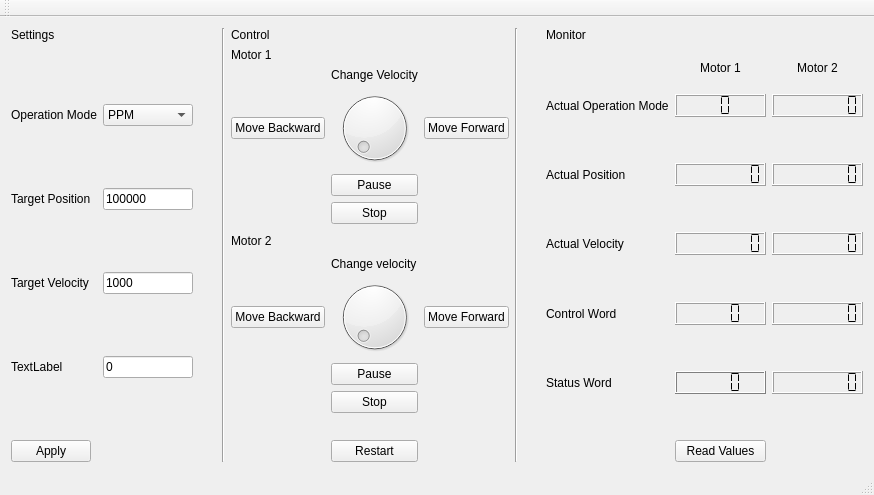
First picture: the form in epos3.ui, repository Fresher-Chen/EPOS, before the edit.
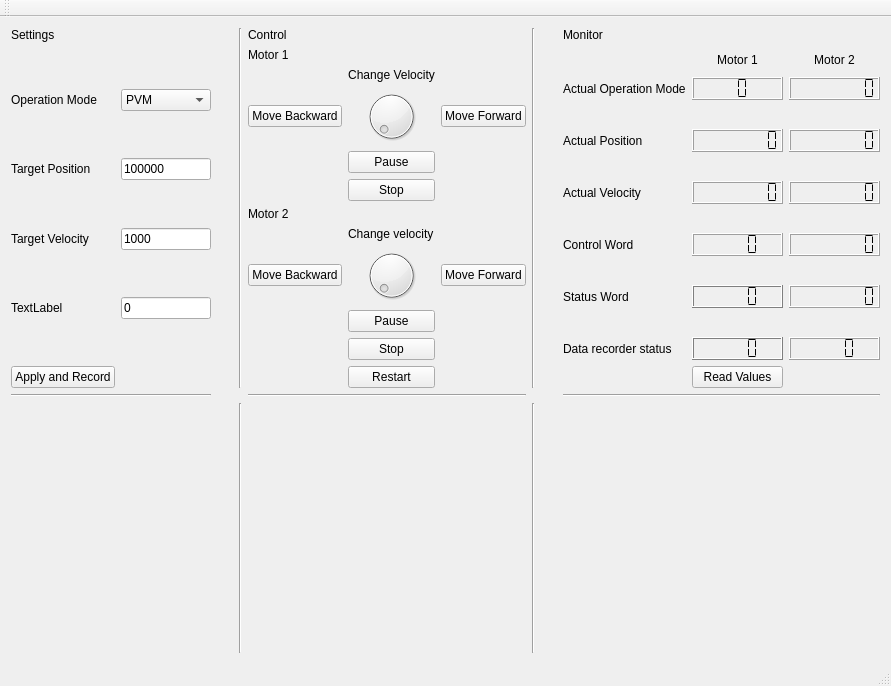
Second picture: the form after the edit. Custom widgets are drawn as their Qt base class.

Commit message: including ploting and data recording

What changed in the file:
```diff
--- a/epos3.ui
+++ b/epos3.ui
@@ -6,162 +6,26 @@
    <rect>
     <x>0</x>
     <y>0</y>
-    <width>874</width>
-    <height>495</height>
+    <width>891</width>
+    <height>686</height>
    </rect>
   </property>
   <property name="windowTitle">
    <string>epos3</string>
   </property>
   <widget class="QWidget" name="centralWidget">
-   <layout class="QHBoxLayout" name="horizontalLayout_6">
-    <item>
-     <layout class="QFormLayout" name="formLayout_9">
-      <item row="0" column="0">
-       <widget class="QLabel" name="label">
-        <property name="text">
-         <string>Settings</string>
-        </property>
-       </widget>
-      </item>
-      <item row="1" column="0">
-       <spacer name="verticalSpacer">
-        <property name="orientation">
-         <enum>Qt::Vertical</enum>
-        </property>
-        <property name="sizeHint" stdset="0">
-         <size>
-          <width>20</width>
-          <height>40</height>
-         </size>
-        </property>
-       </spacer>
-      </item>
-      <item row="2" column="0">
-       <widget class="QLabel" name="label_4">
-        <property name="text">
-         <string>Operation Mode</string>
-        </property>
-       </widget>
-      </item>
-      <item row="2" column="1">
-       <widget class="QComboBox" name="comboBox">
-        <item>
-         <property name="text">
-          <string>PPM</string>
-         </property>
-        </item>
-        <item>
-         <property name="text">
-          <string>PVM</string>
-         </property>
-        </item>
-       </widget>
-      </item>
-      <item row="3" column="0">
-       <spacer name="verticalSpacer_2">
-        <property name="orientation">
-         <enum>Qt::Vertical</enum>
-        </property>
-        <property name="sizeHint" stdset="0">
-         <size>
-          <width>20</width>
-          <height>40</height>
-         </size>
-        </property>
-       </spacer>
-      </item>
-      <item row="4" column="0">
-       <widget class="QLabel" name="label_6">
-        <property name="text">
-         <string>Target Position</string>
-        </property>
-       </widget>
-      </item>
-      <item row="5" column="0">
-       <spacer name="verticalSpacer_3">
-        <property name="orientation">
-         <enum>Qt::Vertical</enum>
-        </property>
-        <property name="sizeHint" stdset="0">
-         <size>
-          <width>20</width>
-          <height>40</height>
-         </size>
-        </property>
-       </spacer>
-      </item>
-      <item row="6" column="0">
-       <widget class="QLabel" name="label_5">
-        <property name="text">
-         <string>Target Velocity</string>
-        </property>
-       </widget>
-      </item>
-      <item row="7" column="0">
-       <spacer name="verticalSpacer_4">
-        <property name="orientation">
-         <enum>Qt::Vertical</enum>
-        </property>
-        <property name="sizeHint" stdset="0">
-         <size>
-          <width>20</width>
-          <height>40</height>
-         </size>
-        </property>
-       </spacer>
-      </item>
-      <item row="8" column="0">
-       <widget class="QLabel" name="label_7">
-        <property name="text">
-         <string>TextLabel</string>
-        </property>
-       </widget>
-      </item>
-      <item row="4" column="1">
-       <widget class="QLineEdit" name="lineEdit">
-        <property name="text">
-         <string>100000</string>
-        </property>
-       </widget>
-      </item>
-      <item row="6" column="1">
-       <widget class="QLineEdit" name="lineEdit_2">
-        <property name="text">
-         <string>1000</string>
-        </property>
-       </widget>
-      </item>
-      <item row="8" column="1">
-       <widget class="QLineEdit" name="lineEdit_3">
-        <property name="text">
-         <string>0</string>
-        </property>
-       </widget>
-      </item>
-      <item row="10" column="0">
-       <widget class="QPushButton" name="pushButton_10">
-        <property name="text">
-         <string>Apply</string>
-        </property>
-       </widget>
-      </item>
-      <item row="9" column="0">
-       <spacer name="verticalSpacer_12">
-        <property name="orientation">
-         <enum>Qt::Vertical</enum>
-        </property>
-        <property name="sizeHint" stdset="0">
-         <size>
-          <width>20</width>
-          <height>40</height>
-         </size>
-        </property>
-       </spacer>
-      </item>
-     </layout>
+   <layout class="QGridLayout" name="gridLayout">
+    <item row="2" column="6">
+     <widget class="QCustomPlot" name="widget" native="true">
+      <property name="minimumSize">
+       <size>
+        <width>250</width>
+        <height>250</height>
+       </size>
+      </property>
+     </widget>
     </item>
-    <item>
+    <item row="0" column="1">
      <spacer name="horizontalSpacer">
       <property name="orientation">
        <enum>Qt::Horizontal</enum>
@@ -174,14 +38,7 @@
       </property>
      </spacer>
     </item>
-    <item>
-     <widget class="Line" name="line">
-      <property name="orientation">
-       <enum>Qt::Vertical</enum>
-      </property>
-     </widget>
-    </item>
-    <item>
+    <item row="0" column="3">
      <layout class="QGridLayout" name="gridLayout_7">
       <item row="9" column="2">
        <widget class="QPushButton" name="pushButton_7">
@@ -321,14 +178,167 @@
       </item>
      </layout>
     </item>
-    <item>
+    <item row="0" column="2">
+     <widget class="Line" name="line">
+      <property name="orientation">
+       <enum>Qt::Vertical</enum>
+      </property>
+     </widget>
+    </item>
+    <item row="0" column="0">
+     <layout class="QFormLayout" name="formLayout_9">
+      <item row="0" column="0">
+       <widget class="QLabel" name="label">
+        <property name="text">
+         <string>Settings</string>
+        </property>
+       </widget>
+      </item>
+      <item row="1" column="0">
+       <spacer name="verticalSpacer">
+        <property name="orientation">
+         <enum>Qt::Vertical</enum>
+        </property>
+        <property name="sizeHint" stdset="0">
+         <size>
+          <width>20</width>
+          <height>40</height>
+         </size>
+        </property>
+       </spacer>
+      </item>
+      <item row="2" column="0">
+       <widget class="QLabel" name="label_4">
+        <property name="text">
+         <string>Operation Mode</string>
+        </property>
+       </widget>
+      </item>
+      <item row="2" column="1">
+       <widget class="QComboBox" name="comboBox">
+        <item>
+         <property name="text">
+          <string>PVM</string>
+         </property>
+        </item>
+        <item>
+         <property name="text">
+          <string>PPM</string>
+         </property>
+        </item>
+       </widget>
+      </item>
+      <item row="3" column="0">
+       <spacer name="verticalSpacer_2">
+        <property name="orientation">
+         <enum>Qt::Vertical</enum>
+        </property>
+        <property name="sizeHint" stdset="0">
+         <size>
+          <width>20</width>
+          <height>40</height>
+         </size>
+        </property>
+       </spacer>
+      </item>
+      <item row="4" column="0">
+       <widget class="QLabel" name="label_6">
+        <property name="text">
+         <string>Target Position</string>
+        </property>
+       </widget>
+      </item>
+      <item row="5" column="0">
+       <spacer name="verticalSpacer_3">
+        <property name="orientation">
+         <enum>Qt::Vertical</enum>
+        </property>
+        <property name="sizeHint" stdset="0">
+         <size>
+          <width>20</width>
+          <height>40</height>
+         </size>
+        </property>
+       </spacer>
+      </item>
+      <item row="6" column="0">
+       <widget class="QLabel" name="label_5">
+        <property name="text">
+         <string>Target Velocity</string>
+        </property>
+       </widget>
+      </item>
+      <item row="7" column="0">
+       <spacer name="verticalSpacer_4">
+        <property name="orientation">
+         <enum>Qt::Vertical</enum>
+        </property>
+        <property name="sizeHint" stdset="0">
+         <size>
+          <width>20</width>
+          <height>40</height>
+         </size>
+        </property>
+       </spacer>
+      </item>
+      <item row="8" column="0">
+       <widget class="QLabel" name="label_7">
+        <property name="text">
+         <string>TextLabel</string>
+        </property>
+       </widget>
+      </item>
+      <item row="4" column="1">
+       <widget class="QLineEdit" name="lineEdit">
+        <property name="text">
+         <string>100000</string>
+        </property>
+       </widget>
+      </item>
+      <item row="6" column="1">
+       <widget class="QLineEdit" name="lineEdit_2">
+        <property name="text">
+         <string>1000</string>
+        </property>
+       </widget>
+      </item>
+      <item row="8" column="1">
+       <widget class="QLineEdit" name="lineEdit_3">
+        <property name="text">
+         <string>0</string>
+        </property>
+       </widget>
+      </item>
+      <item row="10" column="0">
+       <widget class="QPushButton" name="pushButton_10">
+        <property name="text">
+         <string>Apply and Record</string>
+        </property>
+       </widget>
+      </item>
+      <item row="9" column="0">
+       <spacer name="verticalSpacer_12">
+        <property name="orientation">
+         <enum>Qt::Vertical</enum>
+        </property>
+        <property name="sizeHint" stdset="0">
+         <size>
+          <width>20</width>
+          <height>40</height>
+         </size>
+        </property>
+       </spacer>
+      </item>
+     </layout>
+    </item>
+    <item row="0" column="4">
      <widget class="Line" name="line_2">
       <property name="orientation">
        <enum>Qt::Vertical</enum>
       </property>
      </widget>
     </item>
-    <item>
+    <item row="0" column="5">
      <spacer name="horizontalSpacer_2">
       <property name="orientation">
        <enum>Qt::Horizontal</enum>
@@ -341,8 +351,22 @@
       </property>
      </spacer>
     </item>
-    <item>
+    <item row="0" column="6">
      <layout class="QGridLayout" name="gridLayout_8">
+      <item row="12" column="0">
+       <widget class="QLabel" name="label_19">
+        <property name="text">
+         <string>Data recorder status</string>
+        </property>
+       </widget>
+      </item>
+      <item row="0" column="0">
+       <widget class="QLabel" name="label_3">
+        <property name="text">
+         <string>Monitor</string>
+        </property>
+       </widget>
+      </item>
       <item row="2" column="2">
        <widget class="QLCDNumber" name="lcdNumber_6">
         <property name="frameShape">
@@ -904,6 +928,25 @@
         </property>
        </spacer>
       </item>
+      <item row="4" column="1">
+       <widget class="QLCDNumber" name="lcdNumber_4">
+        <property name="font">
+         <font>
+          <family>Monospace</family>
+          <pointsize>12</pointsize>
+         </font>
+        </property>
+        <property name="digitCount">
+         <number>8</number>
+        </property>
+        <property name="mode">
+         <enum>QLCDNumber::Dec</enum>
+        </property>
+        <property name="segmentStyle">
+         <enum>QLCDNumber::Flat</enum>
+        </property>
+       </widget>
+      </item>
       <item row="6" column="1">
        <widget class="QLCDNumber" name="lcdNumber_3">
         <property name="font">
@@ -936,22 +979,17 @@
         </property>
        </spacer>
       </item>
-      <item row="4" column="1">
-       <widget class="QLCDNumber" name="lcdNumber_4">
-        <property name="font">
-         <font>
-          <family>Monospace</family>
-          <pointsize>12</pointsize>
-         </font>
+      <item row="6" column="0">
+       <widget class="QLabel" name="label_12">
+        <property name="text">
+         <string>Actual Velocity</string>
         </property>
-        <property name="digitCount">
-         <number>8</number>
-        </property>
-        <property name="mode">
-         <enum>QLCDNumber::Dec</enum>
-        </property>
-        <property name="segmentStyle">
-         <enum>QLCDNumber::Flat</enum>
+       </widget>
+      </item>
+      <item row="4" column="0">
+       <widget class="QLabel" name="label_11">
+        <property name="text">
+         <string>Actual Position</string>
         </property>
        </widget>
       </item>
@@ -989,13 +1027,6 @@
         </property>
        </widget>
       </item>
-      <item row="6" column="0">
-       <widget class="QLabel" name="label_12">
-        <property name="text">
-         <string>Actual Velocity</string>
-        </property>
-       </widget>
-      </item>
       <item row="7" column="0">
        <spacer name="verticalSpacer_8">
         <property name="orientation">
@@ -1009,13 +1040,6 @@
         </property>
        </spacer>
       </item>
-      <item row="4" column="0">
-       <widget class="QLabel" name="label_11">
-        <property name="text">
-         <string>Actual Position</string>
-        </property>
-       </widget>
-      </item>
       <item row="9" column="0">
        <spacer name="verticalSpacer_9">
         <property name="orientation">
@@ -1036,13 +1060,6 @@
         </property>
        </widget>
       </item>
-      <item row="0" column="0">
-       <widget class="QLabel" name="label_3">
-        <property name="text">
-         <string>Monitor</string>
-        </property>
-       </widget>
-      </item>
       <item row="3" column="0">
        <spacer name="verticalSpacer_6">
         <property name="orientation">
@@ -1063,13 +1080,6 @@
         </property>
        </widget>
       </item>
-      <item row="12" column="1">
-       <widget class="QPushButton" name="pushButton_11">
-        <property name="text">
-         <string>Read Values</string>
-        </property>
-       </widget>
-      </item>
       <item row="11" column="1">
        <spacer name="verticalSpacer_13">
         <property name="orientation">
@@ -1083,8 +1093,501 @@
         </property>
        </spacer>
       </item>
+      <item row="13" column="1">
+       <widget class="QPushButton" name="pushButton_11">
+        <property name="text">
+         <string>Read Values</string>
+        </property>
+       </widget>
+      </item>
+      <item row="12" column="2">
+       <widget class="QLCDNumber" name="lcdNumber_12">
+        <property name="font">
+         <font>
+          <family>Monospace</family>
+         </font>
+        </property>
+        <property name="digitCount">
+         <number>4</number>
+        </property>
+        <property name="mode">
+         <enum>QLCDNumber::Hex</enum>
+        </property>
+        <property name="segmentStyle">
+         <enum>QLCDNumber::Flat</enum>
+        </property>
+       </widget>
+      </item>
+      <item row="12" column="1">
+       <widget class="QLCDNumber" name="lcdNumber_11">
+        <property name="palette">
+         <palette>
+          <active>
+           <colorrole role="WindowText">
+            <brush brushstyle="SolidPattern">
+             <color alpha="255">
+              <red>0</red>
+              <green>0</green>
+              <blue>0</blue>
+             </color>
+            </brush>
+           </colorrole>
+           <colorrole role="Button">
+            <brush brushstyle="SolidPattern">
+             <color alpha="255">
+              <red>255</red>
+              <green>255</green>
+              <blue>255</blue>
+             </color>
+            </brush>
+           </colorrole>
+           <colorrole role="Light">
+            <brush brushstyle="SolidPattern">
+             <color alpha="255">
+              <red>255</red>
+              <green>255</green>
+              <blue>255</blue>
+             </color>
+            </brush>
+           </colorrole>
+           <colorrole role="Midlight">
+            <brush brushstyle="SolidPattern">
+             <color alpha="255">
+              <red>255</red>
+              <green>255</green>
+              <blue>255</blue>
+             </color>
+            </brush>
+           </colorrole>
+           <colorrole role="Dark">
+            <brush brushstyle="SolidPattern">
+             <color alpha="255">
+              <red>127</red>
+              <green>127</green>
+              <blue>127</blue>
+             </color>
+            </brush>
+           </colorrole>
+           <colorrole role="Mid">
+            <brush brushstyle="SolidPattern">
+             <color alpha="255">
+              <red>170</red>
+              <green>170</green>
+              <blue>170</blue>
+             </color>
+            </brush>
+           </colorrole>
+           <colorrole role="Text">
+            <brush brushstyle="SolidPattern">
+             <color alpha="255">
+              <red>0</red>
+              <green>0</green>
+              <blue>0</blue>
+             </color>
+            </brush>
+           </colorrole>
+           <colorrole role="BrightText">
+            <brush brushstyle="SolidPattern">
+             <color alpha="255">
+              <red>255</red>
+              <green>255</green>
+              <blue>255</blue>
+             </color>
+            </brush>
+           </colorrole>
+           <colorrole role="ButtonText">
+            <brush brushstyle="SolidPattern">
+             <color alpha="255">
+              <red>0</red>
+              <green>0</green>
+              <blue>0</blue>
+             </color>
+            </brush>
+           </colorrole>
+           <colorrole role="Base">
+            <brush brushstyle="SolidPattern">
+             <color alpha="255">
+              <red>255</red>
+              <green>255</green>
+              <blue>255</blue>
+             </color>
+            </brush>
+           </colorrole>
+           <colorrole role="Window">
+            <brush brushstyle="SolidPattern">
+             <color alpha="255">
+              <red>255</red>
+              <green>255</green>
+              <blue>255</blue>
+             </color>
+            </brush>
+           </colorrole>
+           <colorrole role="Shadow">
+            <brush brushstyle="SolidPattern">
+             <color alpha="255">
+              <red>0</red>
+              <green>0</green>
+              <blue>0</blue>
+             </color>
+            </brush>
+           </colorrole>
+           <colorrole role="AlternateBase">
+            <brush brushstyle="SolidPattern">
+             <color alpha="255">
+              <red>255</red>
+              <green>255</green>
+              <blue>255</blue>
+             </color>
+            </brush>
+           </colorrole>
+           <colorrole role="ToolTipBase">
+            <brush brushstyle="SolidPattern">
+             <color alpha="255">
+              <red>255</red>
+              <green>255</green>
+              <blue>220</blue>
+             </color>
+            </brush>
+           </colorrole>
+           <colorrole role="ToolTipText">
+            <brush brushstyle="SolidPattern">
+             <color alpha="255">
+              <red>0</red>
+              <green>0</green>
+              <blue>0</blue>
+             </color>
+            </brush>
+           </colorrole>
+          </active>
+          <inactive>
+           <colorrole role="WindowText">
+            <brush brushstyle="SolidPattern">
+             <color alpha="255">
+              <red>0</red>
+              <green>0</green>
+              <blue>0</blue>
+             </color>
+            </brush>
+           </colorrole>
+           <colorrole role="Button">
+            <brush brushstyle="SolidPattern">
+             <color alpha="255">
+              <red>255</red>
+              <green>255</green>
+              <blue>255</blue>
+             </color>
+            </brush>
+           </colorrole>
+           <colorrole role="Light">
+            <brush brushstyle="SolidPattern">
+             <color alpha="255">
+              <red>255</red>
+              <green>255</green>
+              <blue>255</blue>
+             </color>
+            </brush>
+           </colorrole>
+           <colorrole role="Midlight">
+            <brush brushstyle="SolidPattern">
+             <color alpha="255">
+              <red>255</red>
+              <green>255</green>
+              <blue>255</blue>
+             </color>
+            </brush>
+           </colorrole>
+           <colorrole role="Dark">
+            <brush brushstyle="SolidPattern">
+             <color alpha="255">
+              <red>127</red>
+              <green>127</green>
+              <blue>127</blue>
+             </color>
+            </brush>
+           </colorrole>
+           <colorrole role="Mid">
+            <brush brushstyle="SolidPattern">
+             <color alpha="255">
+              <red>170</red>
+              <green>170</green>
+              <blue>170</blue>
+             </color>
+            </brush>
+           </colorrole>
+           <colorrole role="Text">
+            <brush brushstyle="SolidPattern">
+             <color alpha="255">
+              <red>0</red>
+              <green>0</green>
+              <blue>0</blue>
+             </color>
+            </brush>
+           </colorrole>
+           <colorrole role="BrightText">
+            <brush brushstyle="SolidPattern">
+             <color alpha="255">
+              <red>255</red>
+              <green>255</green>
+              <blue>255</blue>
+             </color>
+            </brush>
+           </colorrole>
+           <colorrole role="ButtonText">
+            <brush brushstyle="SolidPattern">
+             <color alpha="255">
+              <red>0</red>
+              <green>0</green>
+              <blue>0</blue>
+             </color>
+            </brush>
+           </colorrole>
+           <colorrole role="Base">
+            <brush brushstyle="SolidPattern">
+             <color alpha="255">
+              <red>255</red>
+              <green>255</green>
+              <blue>255</blue>
+             </color>
+            </brush>
+           </colorrole>
+           <colorrole role="Window">
+            <brush brushstyle="SolidPattern">
+             <color alpha="255">
+              <red>255</red>
+              <green>255</green>
+              <blue>255</blue>
+             </color>
+            </brush>
+           </colorrole>
+           <colorrole role="Shadow">
+            <brush brushstyle="SolidPattern">
+             <color alpha="255">
+              <red>0</red>
+              <green>0</green>
+              <blue>0</blue>
+             </color>
+            </brush>
+           </colorrole>
+           <colorrole role="AlternateBase">
+            <brush brushstyle="SolidPattern">
+             <color alpha="255">
+              <red>255</red>
+              <green>255</green>
+              <blue>255</blue>
+             </color>
+            </brush>
+           </colorrole>
+           <colorrole role="ToolTipBase">
+            <brush brushstyle="SolidPattern">
+             <color alpha="255">
+              <red>255</red>
+              <green>255</green>
+              <blue>220</blue>
+             </color>
+            </brush>
+           </colorrole>
+           <colorrole role="ToolTipText">
+            <brush brushstyle="SolidPattern">
+             <color alpha="255">
+              <red>0</red>
+              <green>0</green>
+              <blue>0</blue>
+             </color>
+            </brush>
+           </colorrole>
+          </inactive>
+          <disabled>
+           <colorrole role="WindowText">
+            <brush brushstyle="SolidPattern">
+             <color alpha="255">
+              <red>127</red>
+              <green>127</green>
+              <blue>127</blue>
+             </color>
+            </brush>
+           </colorrole>
+           <colorrole role="Button">
+            <brush brushstyle="SolidPattern">
+             <color alpha="255">
+              <red>255</red>
+              <green>255</green>
+              <blue>255</blue>
+             </color>
+            </brush>
+           </colorrole>
+           <colorrole role="Light">
+            <brush brushstyle="SolidPattern">
+             <color alpha="255">
+              <red>255</red>
+              <green>255</green>
+              <blue>255</blue>
+             </color>
+            </brush>
+           </colorrole>
+           <colorrole role="Midlight">
+            <brush brushstyle="SolidPattern">
+             <color alpha="255">
+              <red>255</red>
+              <green>255</green>
+              <blue>255</blue>
+             </color>
+            </brush>
+           </colorrole>
+           <colorrole role="Dark">
+            <brush brushstyle="SolidPattern">
+             <color alpha="255">
+              <red>127</red>
+              <green>127</green>
+              <blue>127</blue>
+             </color>
+            </brush>
+           </colorrole>
+           <colorrole role="Mid">
+            <brush brushstyle="SolidPattern">
+             <color alpha="255">
+              <red>170</red>
+              <green>170</green>
+              <blue>170</blue>
+             </color>
+            </brush>
+           </colorrole>
+           <colorrole role="Text">
+            <brush brushstyle="SolidPattern">
+             <color alpha="255">
+              <red>127</red>
+              <green>127</green>
+              <blue>127</blue>
+             </color>
+            </brush>
+           </colorrole>
+           <colorrole role="BrightText">
+            <brush brushstyle="SolidPattern">
+             <color alpha="255">
+              <red>255</red>
+              <green>255</green>
+              <blue>255</blue>
+             </color>
+            </brush>
+           </colorrole>
+           <colorrole role="ButtonText">
+            <brush brushstyle="SolidPattern">
+             <color alpha="255">
+              <red>127</red>
+              <green>127</green>
+              <blue>127</blue>
+             </color>
+            </brush>
+           </colorrole>
+           <colorrole role="Base">
+            <brush brushstyle="SolidPattern">
+             <color alpha="255">
+              <red>255</red>
+              <green>255</green>
+              <blue>255</blue>
+             </color>
+            </brush>
+           </colorrole>
+           <colorrole role="Window">
+            <brush brushstyle="SolidPattern">
+             <color alpha="255">
+              <red>255</red>
+              <green>255</green>
+              <blue>255</blue>
+             </color>
+            </brush>
+           </colorrole>
+           <colorrole role="Shadow">
+            <brush brushstyle="SolidPattern">
+             <color alpha="255">
+              <red>0</red>
+              <green>0</green>
+              <blue>0</blue>
+             </color>
+            </brush>
+           </colorrole>
+           <colorrole role="AlternateBase">
+            <brush brushstyle="SolidPattern">
+             <color alpha="255">
+              <red>255</red>
+              <green>255</green>
+              <blue>255</blue>
+             </color>
+            </brush>
+           </colorrole>
+           <colorrole role="ToolTipBase">
+            <brush brushstyle="SolidPattern">
+             <color alpha="255">
+              <red>255</red>
+              <green>255</green>
+              <blue>220</blue>
+             </color>
+            </brush>
+           </colorrole>
+           <colorrole role="ToolTipText">
+            <brush brushstyle="SolidPattern">
+             <color alpha="255">
+              <red>0</red>
+              <green>0</green>
+              <blue>0</blue>
+             </color>
+            </brush>
+           </colorrole>
+          </disabled>
+         </palette>
+        </property>
+        <property name="font">
+         <font>
+          <family>Monospace</family>
+         </font>
+        </property>
+        <property name="digitCount">
+         <number>4</number>
+        </property>
+        <property name="mode">
+         <enum>QLCDNumber::Hex</enum>
+        </property>
+        <property name="segmentStyle">
+         <enum>QLCDNumber::Flat</enum>
+        </property>
+       </widget>
+      </item>
      </layout>
     </item>
+    <item row="1" column="6">
+     <widget class="Line" name="line_3">
+      <property name="orientation">
+       <enum>Qt::Horizontal</enum>
+      </property>
+     </widget>
+    </item>
+    <item row="2" column="4">
+     <widget class="Line" name="line_4">
+      <property name="orientation">
+       <enum>Qt::Vertical</enum>
+      </property>
+     </widget>
+    </item>
+    <item row="1" column="0">
+     <widget class="Line" name="line_7">
+      <property name="orientation">
+       <enum>Qt::Horizontal</enum>
+      </property>
+     </widget>
+    </item>
+    <item row="1" column="3">
+     <widget class="Line" name="line_6">
+      <property name="orientation">
+       <enum>Qt::Horizontal</enum>
+      </property>
+     </widget>
+    </item>
+    <item row="2" column="2">
+     <widget class="Line" name="line_5">
+      <property name="orientation">
+       <enum>Qt::Vertical</enum>
+      </property>
+     </widget>
+    </item>
    </layout>
   </widget>
   <widget class="QMenuBar" name="menuBar">
@@ -1092,7 +1595,7 @@
     <rect>
      <x>0</x>
      <y>0</y>
-     <width>874</width>
+     <width>891</width>
      <height>19</height>
     </rect>
    </property>
@@ -1108,6 +1611,14 @@
   <widget class="QStatusBar" name="statusBar"/>
  </widget>
  <layoutdefault spacing="6" margin="11"/>
+ <customwidgets>
+  <customwidget>
+   <class>QCustomPlot</class>
+   <extends>QWidget</extends>
+   <header>qcustomplot.h</header>
+   <container>1</container>
+  </customwidget>
+ </customwidgets>
  <resources/>
  <connections/>
 </ui>
```
The commit also changes 26 other files.
